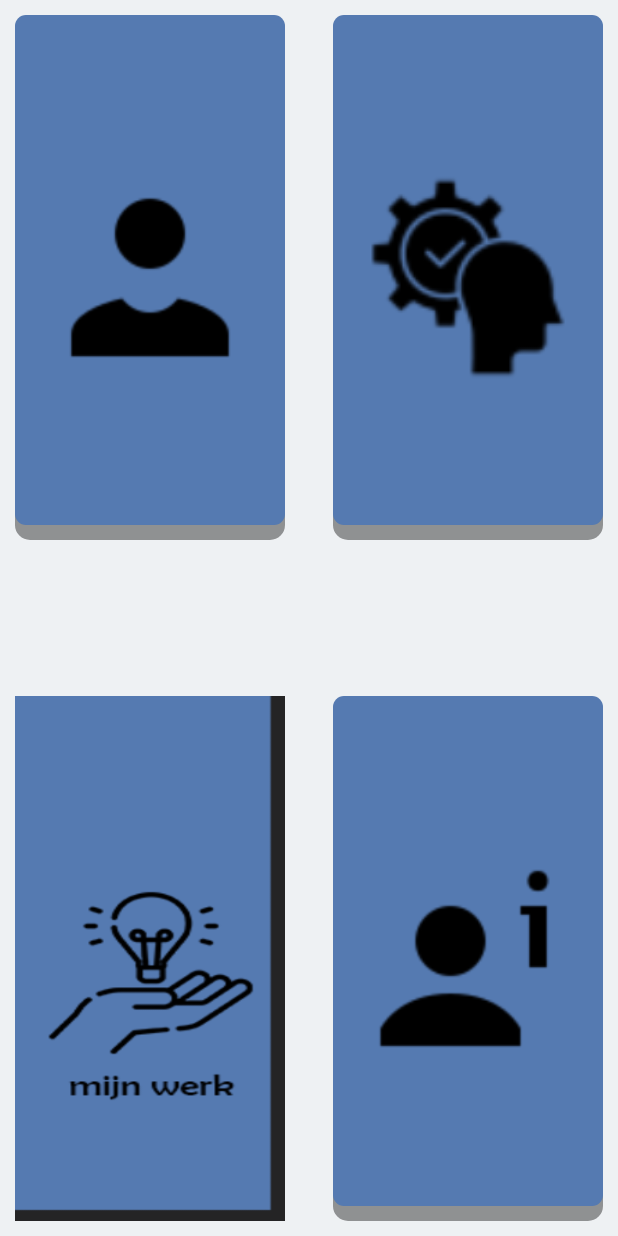
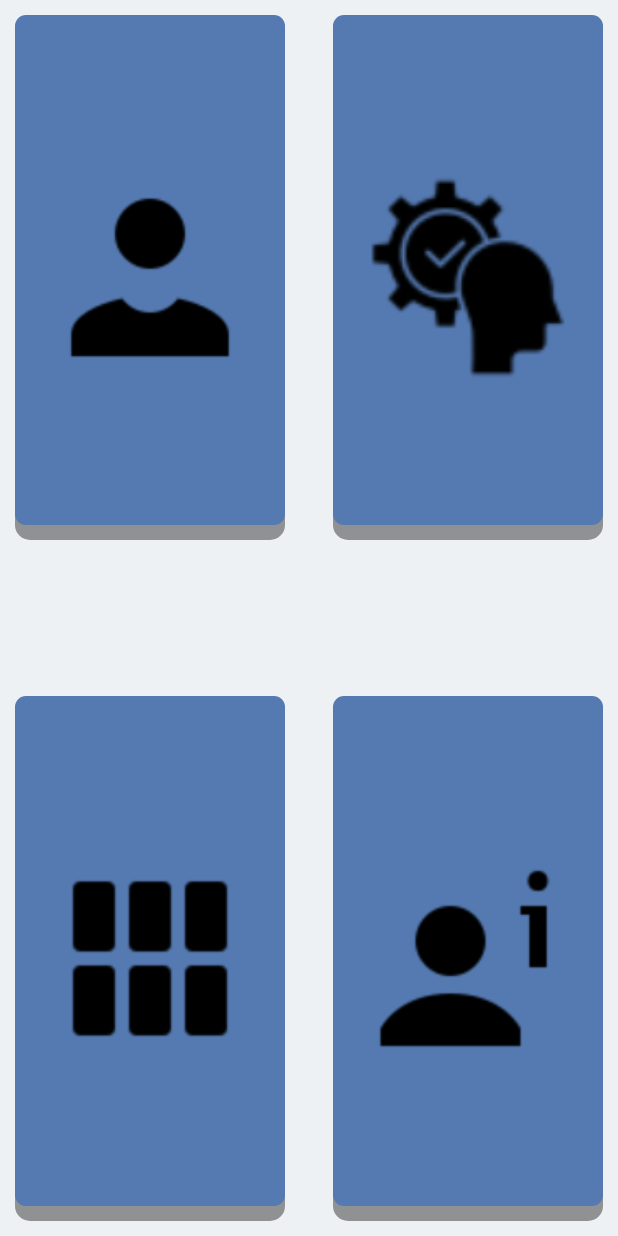
Before and after one commit to Sparaxi/one-pager, an Android app: the layout home_activity_scene.xml on its own in the app's theme, with its tools: preview values and no code run, on a phone screen of 412 x 824 dp. Run offline under Robolectric (Android 15) with nearby library versions, the phone set to English and light mode, and no system bars.

Commit message:
Revert "buttons"
This reverts commit 240dc96516cddf9c8ed53cfec7708786a7018183.

```diff
--- a/onepagertest2/app/src/main/res/layout/home_activity_scene.xml
+++ b/onepagertest2/app/src/main/res/layout/home_activity_scene.xml
@@ -5,7 +5,7 @@
     android:background="#C4EBEEF1">
 
     <ImageButton
-            android:id="@+id/aboutMe"
+        android:id="@+id/aboutMe"
         android:layout_width="180dp"
         android:layout_height="350dp"
         android:layout_alignParentStart="true"
@@ -15,34 +15,32 @@
         android:background="@drawable/custom_button"
         android:src="@drawable/aboutme"
         android:scaleType="fitCenter"
-        android:onClick="aboutMeButton"
         android:contentDescription="TODO" />
 
     <ImageButton
-        android:id="@+id/myWork"
+
+        android:id="@+id/skills"
         android:layout_width="180dp"
         android:layout_height="350dp"
         android:layout_alignParentStart="true"
         android:layout_alignParentBottom="true"
-        android:scaleType="centerInside"
         android:layout_marginStart="10dp"
         android:layout_marginBottom="10dp"
-        android:background="@drawable/bottom_right"
-
-        android:onClick="myWorkButton"
-         />
+        android:background="@drawable/custom_button"
+        android:src="@drawable/mywork"
+        android:scaleType="fitCenter"
+        android:onClick="skillsButton"/>
 
     <ImageButton
-        android:id="@+id/skills"
+        android:id="@+id/ervaringen"
         android:layout_width="180dp"
         android:layout_height="350dp"
         android:layout_alignParentEnd="true"
         android:layout_marginTop="10dp"
         android:layout_marginEnd="10dp"
         android:background="@drawable/custom_button"
-        android:scaleType="fitCenter"
-        android:onClick="skillsButton"
-        android:src="@drawable/skills" />
+        android:src="@drawable/skills"
+        android:scaleType="fitCenter"/>
 
     <ImageButton
         android:id="@+id/contact"
@@ -55,7 +53,6 @@
         android:layout_marginBottom="10dp"
         android:background="@drawable/custom_button"
         android:scaleType="fitCenter"
-        android:onClick="contactButton"
         android:src="@drawable/contactinfo" />
 
 </RelativeLayout>
```
Also changed, not shown: onepagertest2/app/src/main/java/com/example/onepagertest2/MainActivity.java (+6 -36 lines), onepagertest2/app/src/main/res/layout/gegevens_scene.xml (+2 -7 lines), onepagertest2/app/src/main/res/layout/mywork.xml (+5 -4 lines), onepagertest2/app/src/main/res/layout/overmij_scene.xml (+5 -5 lines), onepagertest2/app/src/main/res/layout/skills_scene.xml (+0 -7 lines), onepagertest2/app/src/main/res/drawable/bottom_right.png (deleted).
